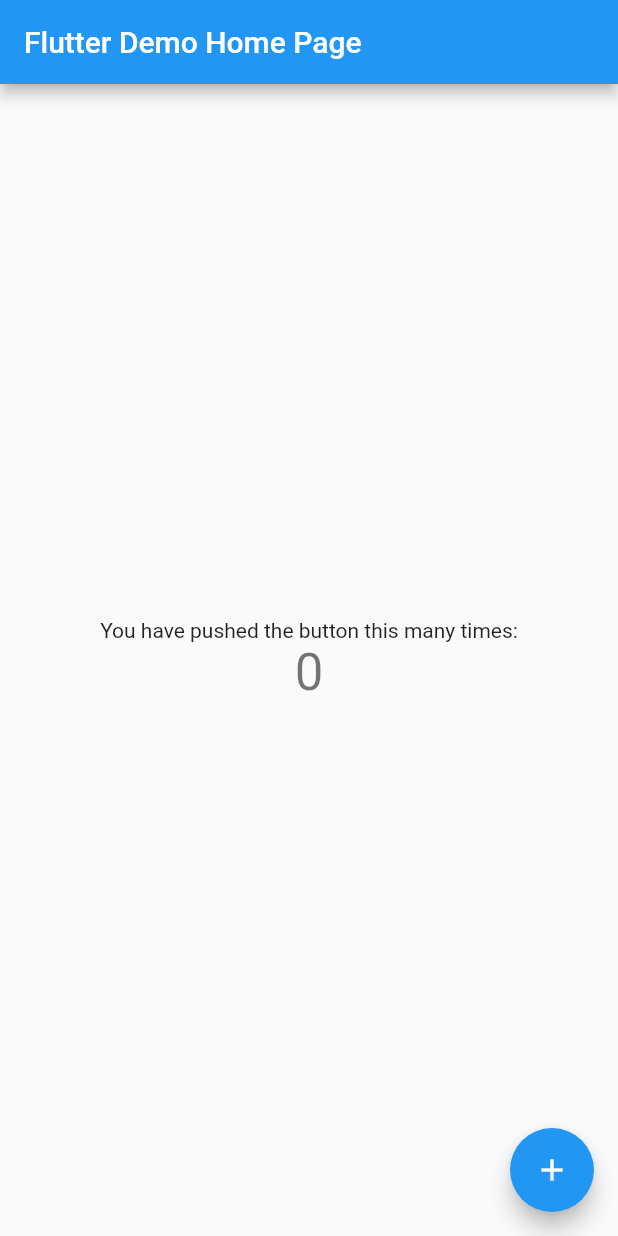
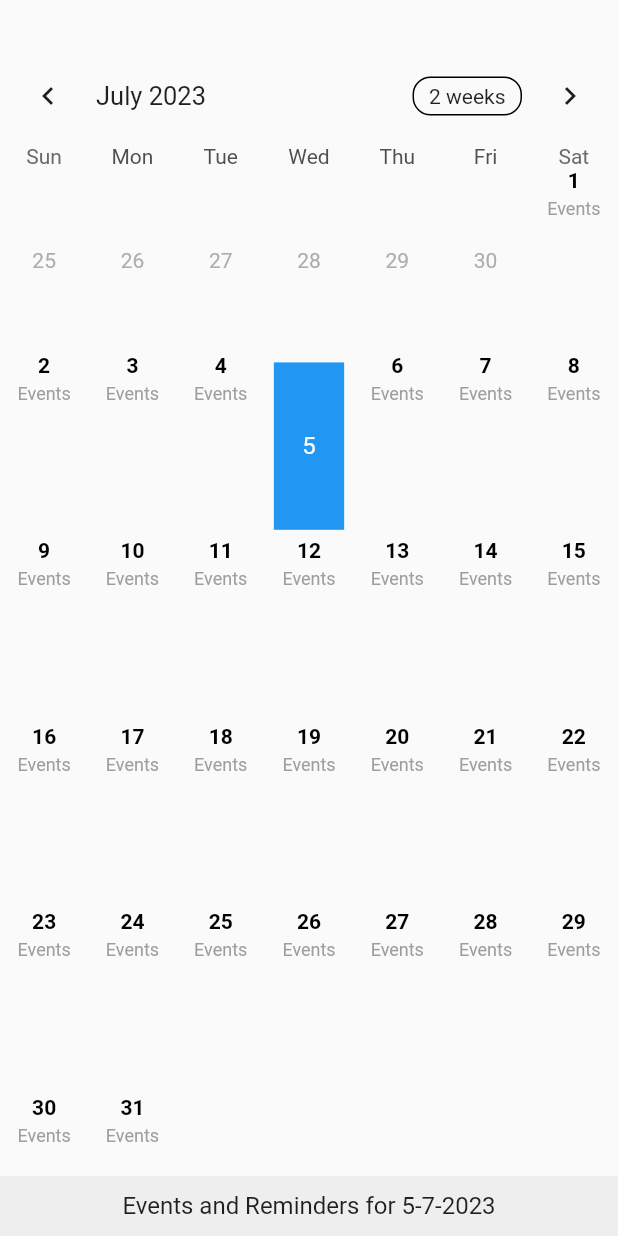
Before and after one commit to SLE-Sriracha/SLE_APP, a Flutter app: the screen it shows after launch, on a phone screen of 412 x 824 dp. Run offline on Flutter 3.47's test engine with Material 2 defaults, Android fonts, the phone set to English and light mode, and no system bars; drawn by our look-alikes of table_calendar.

Commit message:
월별 페이지

```diff
--- a/lib/main.dart
+++ b/lib/main.dart
@@ -1,115 +1,19 @@
 import 'package:flutter/material.dart';
+import 'month.dart';
 
 void main() {
-  runApp(const MyApp());
+  runApp(CalendarApp());
 }
 
-class MyApp extends StatelessWidget {
-  const MyApp({super.key});
-
-  // This widget is the root of your application.
+class CalendarApp extends StatelessWidget {
   @override
   Widget build(BuildContext context) {
     return MaterialApp(
-      title: 'Flutter Demo',
+      title: 'Calendar App',
       theme: ThemeData(
-        // This is the theme of your application.
-        //
-        // Try running your application with "flutter run". You'll see the
-        // application has a blue toolbar. Then, without quitting the app, try
-        // changing the primarySwatch below to Colors.green and then invoke
-        // "hot reload" (press "r" in the console where you ran "flutter run",
-        // or simply save your changes to "hot reload" in a Flutter IDE).
-        // Notice that the counter didn't reset back to zero; the application
-        // is not restarted.
         primarySwatch: Colors.blue,
       ),
-      home: const MyHomePage(title: 'Flutter Demo Home Page'),
+      home: MonthPage(),
     );
   }
 }
-
-class MyHomePage extends StatefulWidget {
-  const MyHomePage({super.key, required this.title});
-
-  // This widget is the home page of your application. It is stateful, meaning
-  // that it has a State object (defined below) that contains fields that affect
-  // how it looks.
-
-  // This class is the configuration for the state. It holds the values (in this
-  // case the title) provided by the parent (in this case the App widget) and
-  // used by the build method of the State. Fields in a Widget subclass are
-  // always marked "final".
-
-  final String title;
-
-  @override
-  State<MyHomePage> createState() => _MyHomePageState();
-}
-
-class _MyHomePageState extends State<MyHomePage> {
-  int _counter = 0;
-
-  void _incrementCounter() {
-    setState(() {
-      // This call to setState tells the Flutter framework that something has
-      // changed in this State, which causes it to rerun the build method below
-      // so that the display can reflect the updated values. If we changed
-      // _counter without calling setState(), then the build method would not be
-      // called again, and so nothing would appear to happen.
-      _counter++;
-    });
-  }
-
-  @override
-  Widget build(BuildContext context) {
-    // This method is rerun every time setState is called, for instance as done
-    // by the _incrementCounter method above.
-    //
-    // The Flutter framework has been optimized to make rerunning build methods
-    // fast, so that you can just rebuild anything that needs updating rather
-    // than having to individually change instances of widgets.
-    return Scaffold(
-      appBar: AppBar(
-        // Here we take the value from the MyHomePage object that was created by
-        // the App.build method, and use it to set our appbar title.
-        title: Text(widget.title),
-      ),
-      body: Center(
-        // Center is a layout widget. It takes a single child and positions it
-        // in the middle of the parent.
-        child: Column(
-          // Column is also a layout widget. It takes a list of children and
-          // arranges them vertically. By default, it sizes itself to fit its
-          // children horizontally, and tries to be as tall as its parent.
-          //
-          // Invoke "debug painting" (press "p" in the console, choose the
-          // "Toggle Debug Paint" action from the Flutter Inspector in Android
-          // Studio, or the "Toggle Debug Paint" command in Visual Studio Code)
-          // to see the wireframe for each widget.
-          //
-          // Column has various properties to control how it sizes itself and
-          // how it positions its children. Here we use mainAxisAlignment to
-          // center the children vertically; the main axis here is the vertical
-          // axis because Columns are vertical (the cross axis would be
-          // horizontal).
-          mainAxisAlignment: MainAxisAlignment.center,
-          children: <Widget>[
-            const Text(
-              'You have pushed the button this many times:',
-            ),
-            Text(
-              '$_counter',
-              style: Theme.of(context).textTheme.headlineMedium,
-            ),
-          ],
-        ),
-      ),
-      floatingActionButton: FloatingActionButton(
-        onPressed: _incrementCounter,
-        tooltip: 'Increment',
-        child: const Icon(Icons.add),
-      ), // This trailing comma makes auto-formatting nicer for build methods.
-    );
-  }
-}
--- /dev/null
+++ b/lib/month.dart
@@ -0,0 +1,105 @@
+import 'package:flutter/material.dart';
+import 'package:table_calendar/table_calendar.dart';
+
+class MonthPage extends StatefulWidget {
+  @override
+  _MonthPageState createState() => _MonthPageState();
+}
+
+class _MonthPageState extends State<MonthPage> {
+  CalendarFormat _calendarFormat = CalendarFormat.month;
+  DateTime _selectedDay = DateTime.now();
+  DateTime _focusedDay = DateTime.now();
+
+  @override
+  Widget build(BuildContext context) {
+    return Scaffold(
+      body: Column(
+        children: [
+          SizedBox(height: 32),
+          TableCalendar(
+            calendarFormat: _calendarFormat,
+            focusedDay: _focusedDay,
+            firstDay: DateTime(2023),
+            lastDay: DateTime(2030),
+            rowHeight: MediaQuery.of(context).size.height * 0.15, // Set the row height based on the screen height
+            onFormatChanged: (format) {
+              setState(() {
+                _calendarFormat = format;
+              });
+            },
+            onPageChanged: (focusedDay) {
+              setState(() {
+                _focusedDay = focusedDay;
+              });
+            },
+            selectedDayPredicate: (day) {
+              return isSameDay(_selectedDay, day);
+            },
+            onDaySelected: (selectedDay, focusedDay) {
+              setState(() {
+                _selectedDay = selectedDay;
+                _focusedDay = focusedDay;
+              });
+            },
+            calendarStyle: CalendarStyle(
+              defaultDecoration: BoxDecoration(
+                shape: BoxShape.rectangle,
+                color: Colors.grey[200],
+              ),
+              selectedDecoration: BoxDecoration(
+                shape: BoxShape.rectangle,
+                color: Colors.blue,
+              ),
+              todayDecoration: BoxDecoration(
+                shape: BoxShape.rectangle,
+                color: Colors.grey[300],
+              ),
+            ),
+            calendarBuilders: CalendarBuilders(
+              defaultBuilder: (context, date, focusedDay) {
+                return Container(
+                  alignment: Alignment.center,
+                  child: Column(
+                    crossAxisAlignment: CrossAxisAlignment.center,
+                    children: [
+                      Text(
+                        '${date.day}',
+                        style: TextStyle(
+                          color: isSameDay(_selectedDay, date)
+                              ? Colors.white
+                              : Colors.black,
+                          fontWeight: FontWeight.bold,
+                        ),
+                      ),
+                      SizedBox(height: 4),
+                      Center(
+                        child: Text(
+                          'Events', // Replace with your desired header text
+                          style: TextStyle(
+                            color: Colors.grey[500],
+                            fontSize: 12,
+                          ),
+                        ),
+                      ),
+                    ],
+                  ),
+                );
+              },
+            ),
+          ),
+        ],
+      ),
+      bottomNavigationBar: Container(
+        height: 40,
+        color: Colors.grey[200],
+        child: Center(
+          child: Text(
+            'Events and Reminders for ${_selectedDay.day}-${_selectedDay.month}-${_selectedDay.year}',
+            style: TextStyle(fontSize: 16),
+          ),
+        ),
+      ),
+    );
+  }
+}
--- a/pubspec.yaml
+++ b/pubspec.yaml
@@ -35,6 +35,7 @@ dependencies:
   # The following adds the Cupertino Icons font to your application.
   # Use with the CupertinoIcons class for iOS style icons.
   cupertino_icons: ^1.0.2
+  table_calendar: ^3.0.9
 
 dev_dependencies:
   flutter_test:
```
Also changed, not shown: pubspec.lock, 2 other files.
